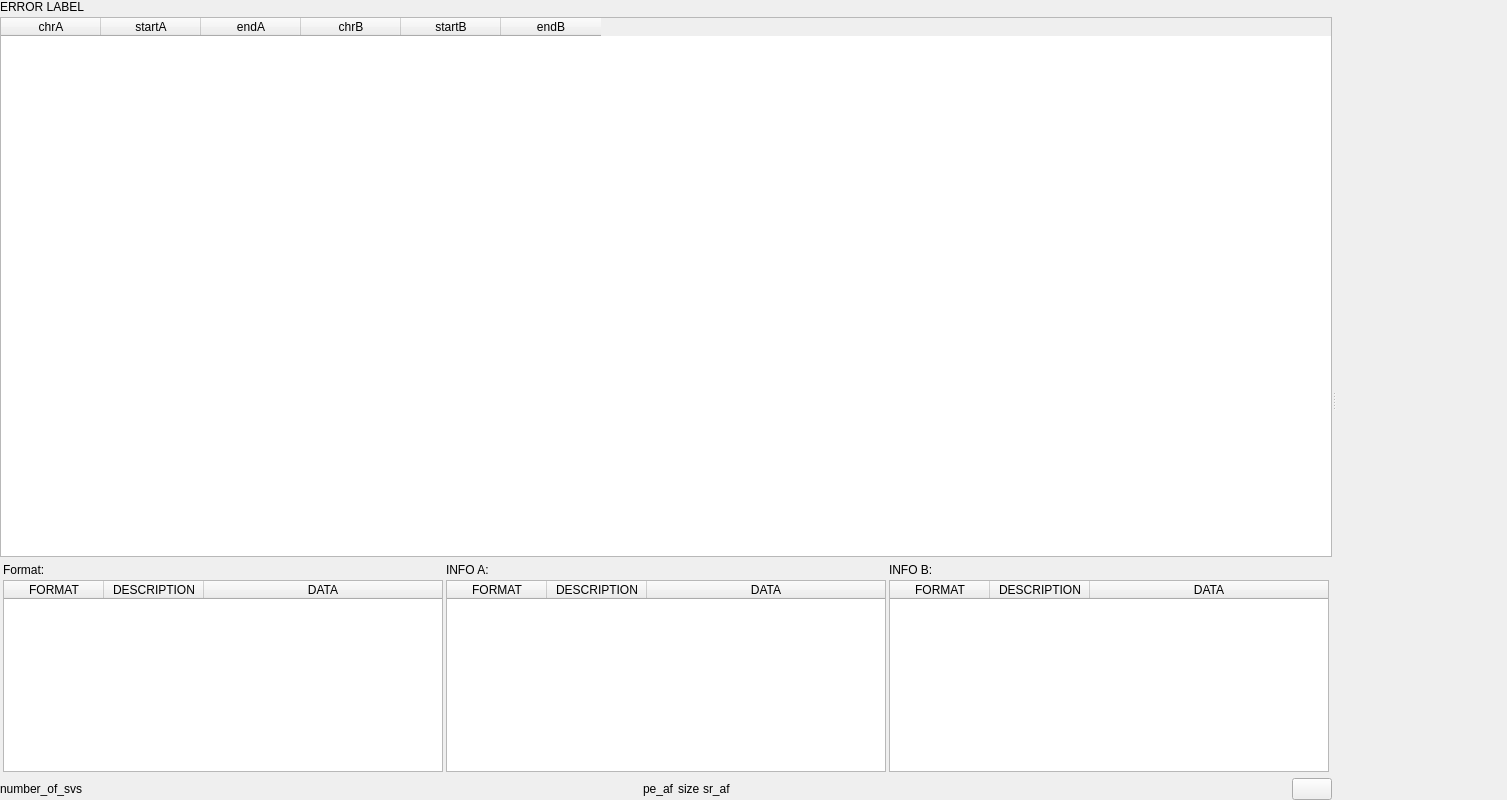
First picture: the form in src/GSvar/SvWidget.ui, repository imgag/ngs-bits, before the edit.
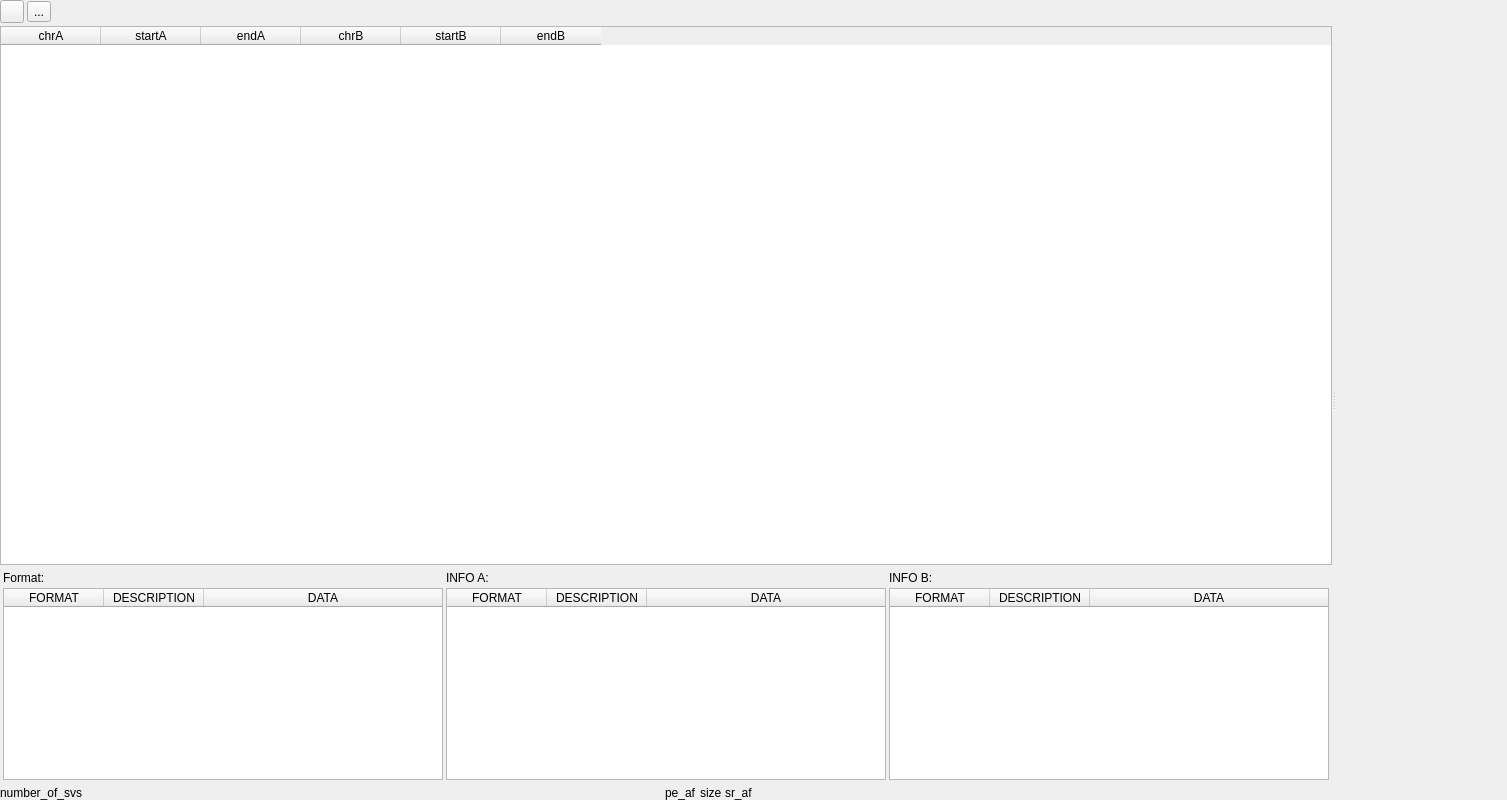
Second picture: the form after the edit. Icons and pictures are not drawn. Custom widgets are drawn as their Qt base class.

Commit message: GSvar: added custom column width button for CNV and SV dialog.

```diff
--- a/src/GSvar/SvWidget.ui
+++ b/src/GSvar/SvWidget.ui
@@ -55,11 +55,40 @@
         <number>3</number>
        </property>
        <item>
-        <widget class="QLabel" name="error_label">
-         <property name="text">
-          <string>ERROR LABEL</string>
-         </property>
-        </widget>
+        <layout class="QHBoxLayout" name="horizontalLayout">
+         <item>
+          <widget class="QToolButton" name="copy_to_clipboard">
+           <property name="toolTip">
+            <string>&lt;html&gt;&lt;head/&gt;&lt;body&gt;&lt;p&gt;Copy filtered SVs to clipboard.&lt;/p&gt;&lt;/body&gt;&lt;/html&gt;</string>
+           </property>
+           <property name="text">
+            <string/>
+           </property>
+           <property name="icon">
+            <iconset resource="GSvar.qrc">
+             <normaloff>:/Icons/CopyClipboard.png</normaloff>:/Icons/CopyClipboard.png</iconset>
+           </property>
+          </widget>
+         </item>
+         <item>
+          <widget class="QToolButton" name="resize_btn">
+           <property name="text">
+            <string>...</string>
+           </property>
+           <property name="icon">
+            <iconset resource="GSvar.qrc">
+             <normaloff>:/Icons/Resize_colums.png</normaloff>:/Icons/Resize_colums.png</iconset>
+           </property>
+          </widget>
+         </item>
+         <item>
+          <widget class="QLabel" name="error_label">
+           <property name="text">
+            <string/>
+           </property>
+          </widget>
+         </item>
+        </layout>
        </item>
        <item>
         <widget class="QTableWidget" name="svs">
@@ -332,7 +361,7 @@
            <property name="sizeHint" stdset="0">
             <size>
              <width>40</width>
-             <height>20</height>
+             <height>5</height>
             </size>
            </property>
           </spacer>
@@ -366,25 +395,11 @@
            <property name="sizeHint" stdset="0">
             <size>
              <width>40</width>
-             <height>20</height>
+             <height>5</height>
             </size>
            </property>
           </spacer>
          </item>
-         <item>
-          <widget class="QPushButton" name="copy_to_clipboard">
-           <property name="toolTip">
-            <string>&lt;html&gt;&lt;head/&gt;&lt;body&gt;&lt;p&gt;Copy filtered SVs to clipboard.&lt;/p&gt;&lt;/body&gt;&lt;/html&gt;</string>
-           </property>
-           <property name="text">
-            <string/>
-           </property>
-           <property name="icon">
-            <iconset resource="GSvar.qrc">
-             <normaloff>:/Icons/CopyClipboard.png</normaloff>:/Icons/CopyClipboard.png</iconset>
-           </property>
-          </widget>
-         </item>
         </layout>
        </item>
       </layout>
```
The commit also changes 10 other files.
